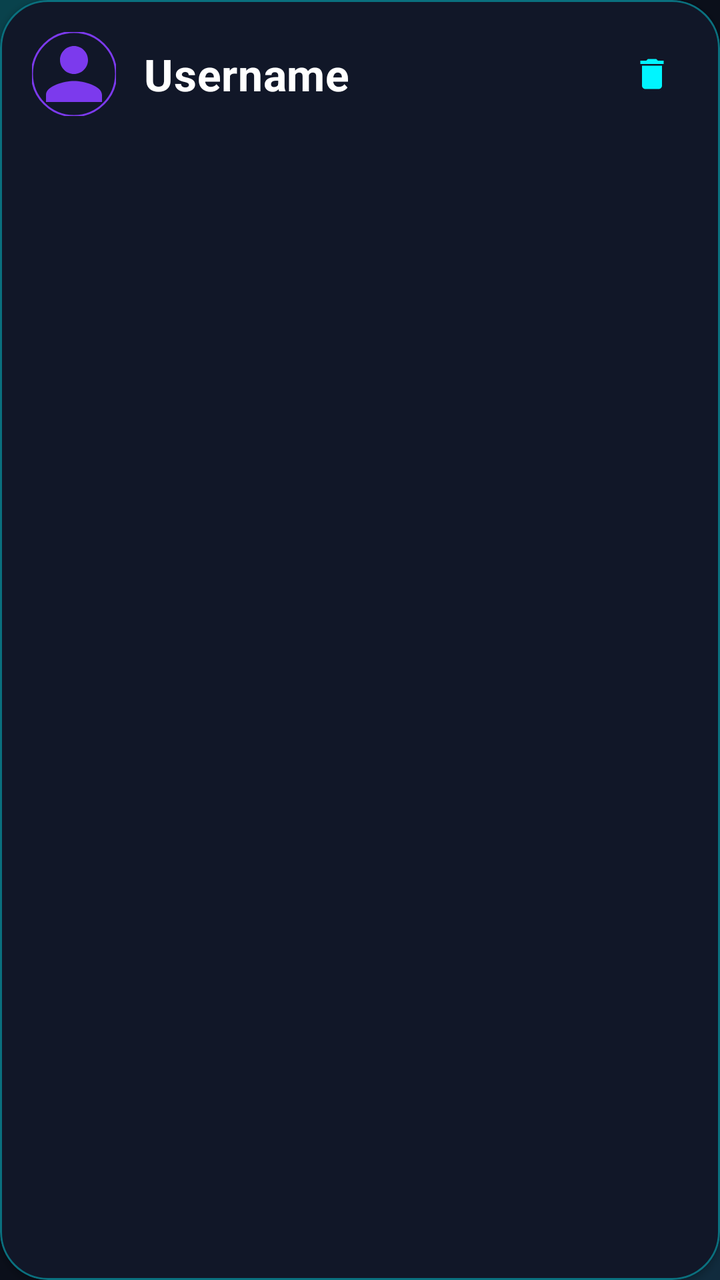
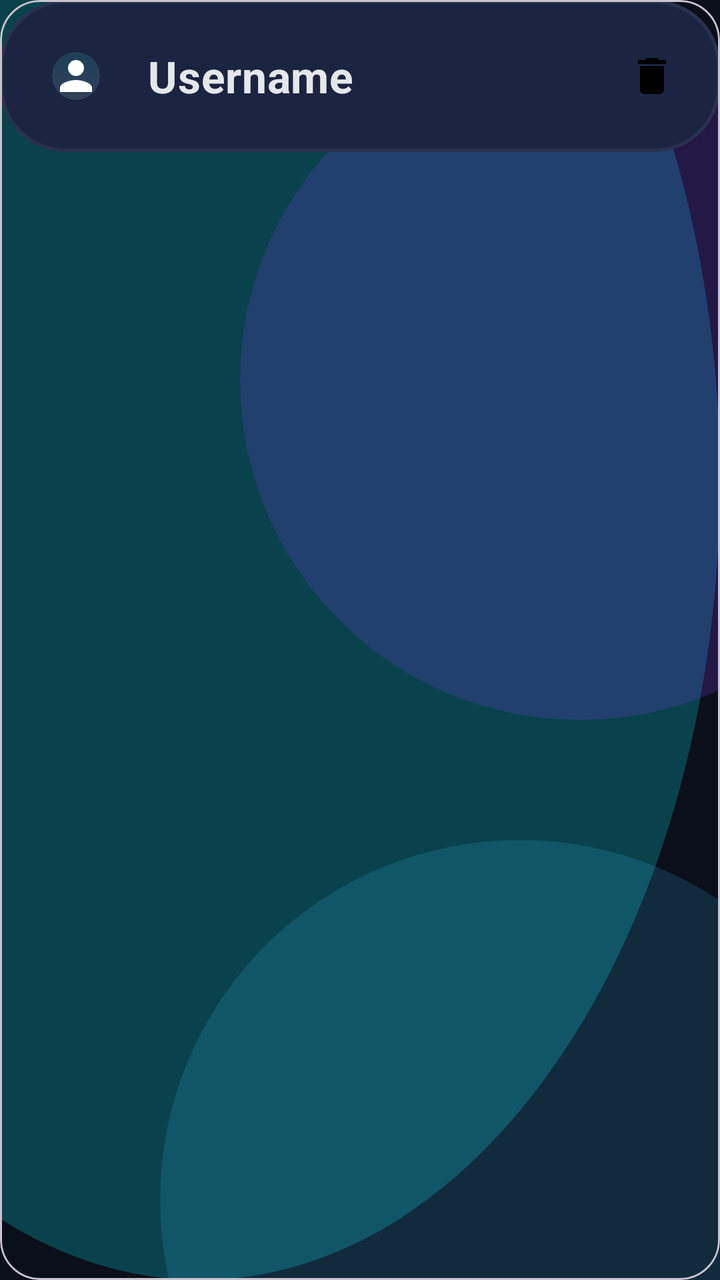

Screens rendered from an Android XML layout before and after an edit, with the pre-edit source and the edit as a unified diff.
<!-- AndroidManifest.xml: application theme Theme.TeamBalancer -->
<!-- res/layout/item_user.xml -->
<?xml version="1.0" encoding="utf-8"?>
<com.google.android.material.card.MaterialCardView xmlns:android="http://schemas.android.com/apk/res/android"
    xmlns:app="http://schemas.android.com/apk/res-auto"
    android:layout_width="match_parent"
    android:layout_height="wrap_content"
    android:layout_marginVertical="@dimen/list_item_vertical_gap"
    app:cardBackgroundColor="@color/surface"
    app:cardCornerRadius="@dimen/card_corner"
    app:cardElevation="2dp"
    app:rippleColor="@color/ripple_surface"
    app:strokeColor="@color/stroke_glow"
    app:strokeWidth="1dp">

    <LinearLayout
        android:layout_width="match_parent"
        android:layout_height="wrap_content"
        android:gravity="center_vertical"
        android:orientation="horizontal"
        android:padding="16dp">

        <com.google.android.material.imageview.ShapeableImageView
            android:layout_width="42dp"
            android:layout_height="42dp"
            android:src="@drawable/ic_person"
            app:shapeAppearanceOverlay="@style/ShapeAppearance.Material3.Corner.Full"
            app:strokeColor="@color/secondary"
            app:strokeWidth="1dp"
            app:tint="@color/secondary" />

        <TextView
            android:id="@+id/txtUserName"
            android:layout_width="0dp"
            android:layout_height="wrap_content"
            android:layout_marginStart="14dp"
            android:layout_weight="1"
            android:text="Username"
            android:textAppearance="@style/TextAppearance.TeamBalancer.TitleLarge"
            android:textColor="@color/white" />

        <com.google.android.material.button.MaterialButton
            android:id="@+id/btnDeleteUser"
            style="@style/Widget.Material3.Button.IconButton"
            android:layout_width="42dp"
            android:layout_height="42dp"
            app:icon="@drawable/ic_delete"
            app:iconTint="@color/accent" />

    </LinearLayout>
</com.google.android.material.card.MaterialCardView>
<!-- resources referenced by this layout -->
<resources>
  <color name="accent">#00F5FF</color>
  <color name="ripple_surface">#50FFFFFF</color>
  <color name="secondary">#7C3AED</color>
  <color name="stroke_glow">#6600F5FF</color>
  <color name="surface">#12182A</color>
  <color name="white">#FFFFFF</color>
  <dimen name="card_corner">24dp</dimen>
  <dimen name="list_item_vertical_gap">8dp</dimen>
  <style name="TextAppearance.TeamBalancer.TitleLarge" parent="TextAppearance.Material3.TitleLarge">
          <item name="android:textStyle">bold</item>
          <item name="android:letterSpacing">0.01</item>
      </style>
  <style name="Theme.TeamBalancer" parent="Base.Theme.TeamBalancer" />
  <color name="primary">#0B0F1A</color>
  <color name="primary_variant">#151B2E</color>
  <color name="on_secondary">#FFFFFF</color>
  <color name="surface_soft">#252F4D</color>
  <color name="on_surface">#E5E7EB</color>
  <color name="divider">#2A3150</color>
  <color name="on_surface_variant">#94A3B8</color>
  <color name="background">#0B0F1A</color>
  <style name="TextAppearance.TeamBalancer.HeadlineLarge" parent="TextAppearance.Material3.HeadlineLarge">
          <item name="android:textStyle">bold</item>
          <item name="android:letterSpacing">0.0</item>
      </style>
  <style name="TextAppearance.TeamBalancer.TitleMedium" parent="TextAppearance.Material3.TitleMedium">
          <item name="android:textStyle">bold</item>
          <item name="android:letterSpacing">0.01</item>
      </style>
  <style name="TextAppearance.TeamBalancer.TitleSmall" parent="TextAppearance.Material3.TitleSmall">
          <item name="android:textStyle">bold</item>
          <item name="android:letterSpacing">0.02</item>
      </style>
  <style name="TextAppearance.TeamBalancer.BodyLarge" parent="TextAppearance.Material3.BodyLarge">
          <item name="android:letterSpacing">0.01</item>
      </style>
  <style name="TextAppearance.TeamBalancer.BodyMedium" parent="TextAppearance.Material3.BodyMedium">
          <item name="android:letterSpacing">0.01</item>
      </style>
  <style name="TextAppearance.TeamBalancer.LabelLarge" parent="TextAppearance.Material3.LabelLarge">
          <item name="android:textStyle">bold</item>
          <item name="android:letterSpacing">0.08</item>
      </style>
  <style name="TextAppearance.TeamBalancer.LabelMedium" parent="TextAppearance.Material3.LabelMedium">
          <item name="android:textStyle">bold</item>
          <item name="android:letterSpacing">0.06</item>
      </style>
  <style name="ShapeAppearance.TeamBalancer.Small" parent="ShapeAppearance.Material3.SmallComponent">
          <item name="cornerSize">10dp</item>
      </style>
  <style name="ShapeAppearance.TeamBalancer.Medium" parent="ShapeAppearance.Material3.MediumComponent">
          <item name="cornerSize">20dp</item>
      </style>
  <style name="Widget.TeamBalancer.Button.Text" parent="Widget.Material3.Button.TextButton">
          <item name="android:textColor">@color/accent</item>
          <item name="android:textStyle">bold</item>
      </style>
  <color name="surface_elevated">#1B2440</color>
  <dimen name="toolbar_min_height">64dp</dimen>
  <!-- unchanged entries left out for length: 10 -->
</resources>

<!-- the commit's change to res/layout/item_user.xml (unified diff, before → after) -->
@@ -3,29 +3,27 @@
     xmlns:app="http://schemas.android.com/apk/res-auto"
     android:layout_width="match_parent"
     android:layout_height="wrap_content"
-    android:layout_marginVertical="@dimen/list_item_vertical_gap"
-    app:cardBackgroundColor="@color/surface"
-    app:cardCornerRadius="@dimen/card_corner"
-    app:cardElevation="2dp"
-    app:rippleColor="@color/ripple_surface"
-    app:strokeColor="@color/stroke_glow"
-    app:strokeWidth="1dp">
+    android:layout_marginVertical="6dp"
+    app:cardBackgroundColor="@android:color/transparent"
+    app:cardCornerRadius="20dp"
+    app:cardElevation="0dp">
 
     <LinearLayout
         android:layout_width="match_parent"
         android:layout_height="wrap_content"
+        android:background="@drawable/bg_surface_panel"
         android:gravity="center_vertical"
         android:orientation="horizontal"
         android:padding="16dp">
 
         <com.google.android.material.imageview.ShapeableImageView
-            android:layout_width="42dp"
-            android:layout_height="42dp"
+            android:layout_width="44dp"
+            android:layout_height="44dp"
+            android:padding="10dp"
             android:src="@drawable/ic_person"
+            android:background="@drawable/bg_stat_pill"
             app:shapeAppearanceOverlay="@style/ShapeAppearance.Material3.Corner.Full"
-            app:strokeColor="@color/secondary"
-            app:strokeWidth="1dp"
-            app:tint="@color/secondary" />
+            app:tint="@color/accent_cyan" />
 
         <TextView
             android:id="@+id/txtUserName"
@@ -35,15 +33,16 @@
             android:layout_weight="1"
             android:text="Username"
             android:textAppearance="@style/TextAppearance.TeamBalancer.TitleLarge"
-            android:textColor="@color/white" />
+            android:textColor="@color/on_surface" />
 
-        <com.google.android.material.button.MaterialButton
+        <ImageButton
             android:id="@+id/btnDeleteUser"
-            style="@style/Widget.Material3.Button.IconButton"
-            android:layout_width="42dp"
-            android:layout_height="42dp"
-            app:icon="@drawable/ic_delete"
-            app:iconTint="@color/accent" />
+            android:layout_width="36dp"
+            android:layout_height="36dp"
+            android:background="?attr/selectableItemBackgroundBorderless"
+            android:scaleType="centerInside"
+            android:src="@drawable/ic_delete"
+            app:tint="@color/accent_pink" />
 
     </LinearLayout>
 </com.google.android.material.card.MaterialCardView>
<!-- resource entries referenced after the edit -->
@@ -4,10 +4,9 @@
   <color name="ripple_surface">#50FFFFFF</color>
   <color name="secondary">#7C3AED</color>
   <color name="stroke_glow">#6600F5FF</color>
+  <dimen name="glass_corner">32dp</dimen>
   <color name="surface">#12182A</color>
   <color name="white">#FFFFFF</color>
-  <dimen name="card_corner">24dp</dimen>
-  <dimen name="list_item_vertical_gap">8dp</dimen>
   <style name="TextAppearance.TeamBalancer.TitleLarge" parent="TextAppearance.Material3.TitleLarge">
           <item name="android:textStyle">bold</item>
           <item name="android:letterSpacing">0.01</item>
@@ -18,6 +17,28 @@
   <color name="on_secondary">#FFFFFF</color>
   <color name="surface_soft">#252F4D</color>
   <color name="on_surface">#E5E7EB</color>
+  <!-- drawable bg_stat_pill (drawable) -->
+  <?xml version="1.0" encoding="utf-8"?>
+  <shape xmlns:android="http://schemas.android.com/apk/res/android">
+      <corners android:radius="999dp" />
+      <gradient
+          android:angle="90"
+          android:endColor="#2200F5FF"
+          android:startColor="#26E5E7EB"
+          android:type="linear" />
+      <stroke
+          android:width="1dp"
+          android:color="@color/stroke_glow" />
+  </shape>
+  <!-- drawable bg_surface_panel (drawable) -->
+  <?xml version="1.0" encoding="utf-8"?>
+  <shape xmlns:android="http://schemas.android.com/apk/res/android">
+      <corners android:radius="@dimen/glass_corner" />
+      <solid android:color="@color/surface_elevated" />
+      <stroke
+          android:width="1.5dp"
+          android:color="@color/divider" />
+  </shape>
   <color name="divider">#2A3150</color>
   <color name="on_surface_variant">#94A3B8</color>
   <color name="background">#0B0F1A</color>
